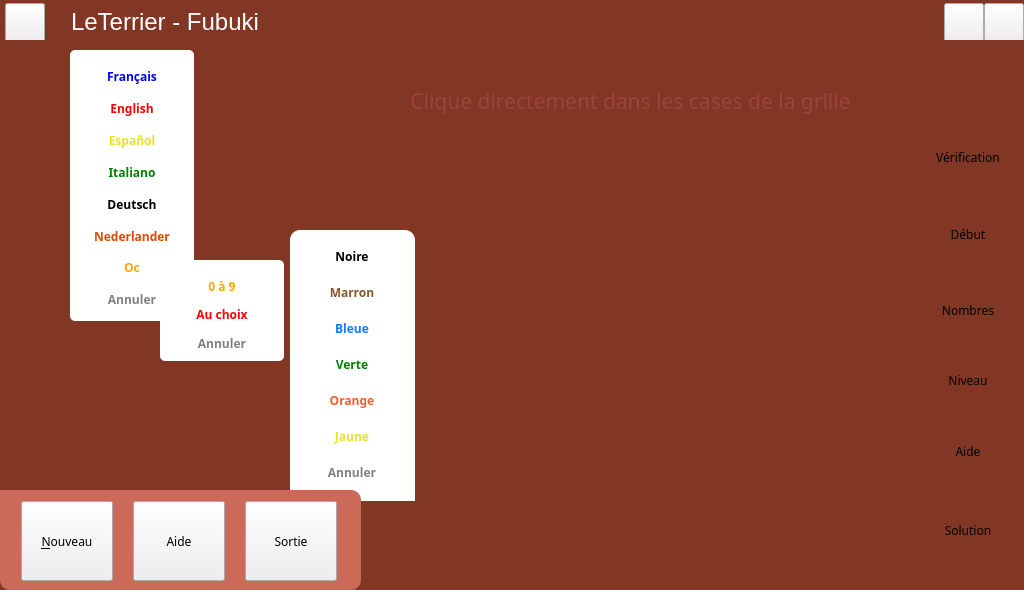
Before: the Qt Designer form mainwindow.ui in Txikilinux/leterrier-fubuki, drawn with Qt 5.
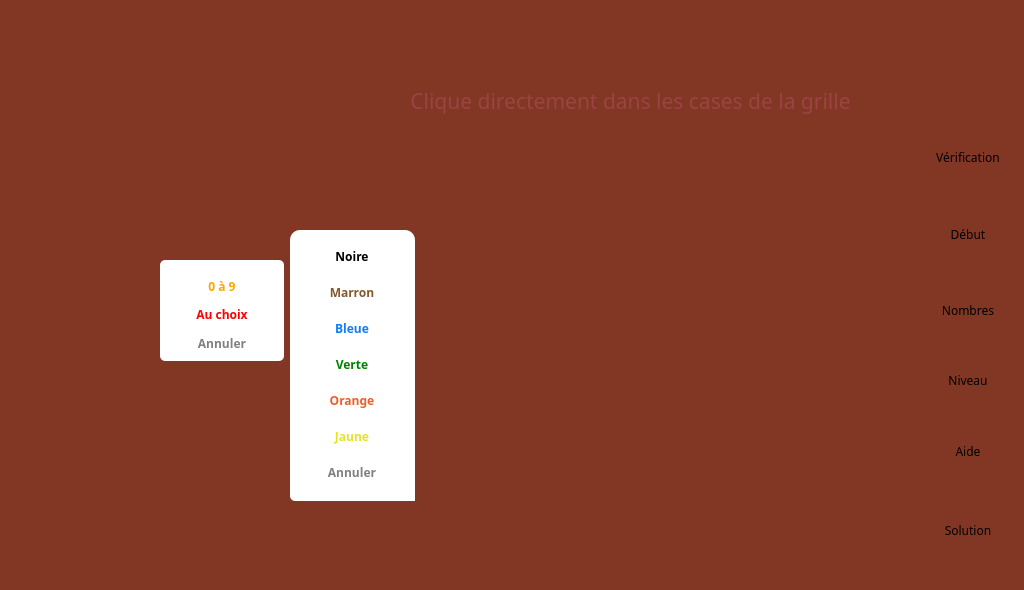
After: the same form once the commit is applied. Icons and pictures are not drawn. Custom widgets are drawn as their Qt base class.

Commit message: migration vers le menu feuille v1

Patch:
```diff
--- a/mainwindow.ui
+++ b/mainwindow.ui
@@ -37,15 +37,24 @@
 background-color:#813723;
 }</string>
    </property>
+   <layout class="QGridLayout" name="gridLayout">
+    <property name="leftMargin">
+     <number>0</number>
+    </property>
+    <property name="topMargin">
+     <number>0</number>
+    </property>
+    <property name="rightMargin">
+     <number>0</number>
+    </property>
+    <property name="bottomMargin">
+     <number>0</number>
+    </property>
+    <property name="spacing">
+     <number>0</number>
+    </property>
+    <item row="1" column="1">
    <widget class="QWidget" name="widgetContainer" native="true">
-    <property name="geometry">
-     <rect>
-      <x>0</x>
-      <y>0</y>
-      <width>1024</width>
-      <height>590</height>
-     </rect>
-    </property>
     <property name="minimumSize">
      <size>
       <width>1024</width>
@@ -69,22 +78,12 @@
       <number>0</number>
      </property>
      <item>
-      <widget class="QFrame" name="frmTop">
-       <property name="maximumSize">
-        <size>
-         <width>1024</width>
-         <height>40</height>
-        </size>
-       </property>
-       <property name="styleSheet">
-        <string notr="true">QFrame#frmTop {
-background-image: url(:/data/images/top);
-background-repeat: repeat-no;
-background-position: top right;
-}
-
-
-</string>
+        <widget class="AbulEduMenuFeuilleV1" name="frmMenuFeuille">
+         <property name="sizePolicy">
+          <sizepolicy hsizetype="Expanding" vsizetype="Expanding">
+           <horstretch>0</horstretch>
+           <verstretch>0</verstretch>
+          </sizepolicy>
        </property>
        <property name="frameShape">
         <enum>QFrame::NoFrame</enum>
@@ -92,285 +91,9 @@
        <property name="frameShadow">
         <enum>QFrame::Raised</enum>
        </property>
-       <layout class="QGridLayout" name="gridLayout_6">
-        <property name="margin">
+         <property name="lineWidth">
          <number>0</number>
         </property>
-        <property name="spacing">
-         <number>0</number>
-        </property>
-        <item row="1" column="1">
-         <widget class="AbulEduFlatBoutonV1" name="btnFeuille">
-          <property name="minimumSize">
-           <size>
-            <width>40</width>
-            <height>39</height>
-           </size>
-          </property>
-          <property name="maximumSize">
-           <size>
-            <width>40</width>
-            <height>39</height>
-           </size>
-          </property>
-          <property name="cursor">
-           <cursorShape>PointingHandCursor</cursorShape>
-          </property>
-          <property name="styleSheet">
-           <string notr="true">QPushButton &gt; *{color:red;}QPushButton{border: none; color:rgba(0,0,0,255);background-repeat: no-repeat;background-color:rgba(6,109,255,255);image-position: center;}:hover{color:rgba(0,0,255,255);background-color:rgba(7,146,235,0);image-position: center;}:pressed{color:rgba(0,0,255,255);background-color:rgba(7,146,235,0);image-position: center;}:disabled{border: none; color:rgba(160,160,164,255);background-color:rgba(0,0,0,0);image:none;image-position: center;}</string>
-          </property>
-          <property name="CouleurFondNormale" stdset="0">
-           <color>
-            <red>6</red>
-            <green>109</green>
-            <blue>255</blue>
-           </color>
-          </property>
-          <property name="CouleurFondSurvol" stdset="0">
-           <color alpha="0">
-            <red>7</red>
-            <green>146</green>
-            <blue>235</blue>
-           </color>
-          </property>
-          <property name="CouleurFondPressed" stdset="0">
-           <color alpha="0">
-            <red>7</red>
-            <green>146</green>
-            <blue>235</blue>
-           </color>
-          </property>
-          <property name="iconeNormale" stdset="0">
-           <string notr="true"/>
-          </property>
-         </widget>
-        </item>
-        <item row="1" column="5">
-         <widget class="AbulEduFlatBoutonV1" name="btnMinimized">
-          <property name="minimumSize">
-           <size>
-            <width>40</width>
-            <height>40</height>
-           </size>
-          </property>
-          <property name="maximumSize">
-           <size>
-            <width>40</width>
-            <height>40</height>
-           </size>
-          </property>
-          <property name="cursor">
-           <cursorShape>PointingHandCursor</cursorShape>
-          </property>
-          <property name="toolTip">
-           <string/>
-          </property>
-          <property name="whatsThis">
-           <string>new</string>
-          </property>
-          <property name="styleSheet">
-           <string notr="true">QPushButton &gt; *{color:red;}QPushButton{border: none; color:rgba(255,255,255,255);background-repeat: no-repeat;background-color:rgba(0,0,0,0);border-image:url(':/icones/new');image-position: center;}:hover{color:rgba(255,255,255,255);background-color:rgba(0,0,0,0);border-image:url(':/icones/newHover');image-position: center;}:pressed{color:rgba(255,255,255,255);background-color:rgba(255,255,255,50);image-position: center;}:disabled{border: none; color:rgba(160,160,164,255);background-color:rgba(0,0,0,0);image:none;image-position: center;}</string>
-          </property>
-          <property name="text">
-           <string/>
-          </property>
-          <property name="CouleurTexteNormale" stdset="0">
-           <color>
-            <red>255</red>
-            <green>255</green>
-            <blue>255</blue>
-           </color>
-          </property>
-          <property name="CouleurTexteSurvol" stdset="0">
-           <color>
-            <red>255</red>
-            <green>255</green>
-            <blue>255</blue>
-           </color>
-          </property>
-          <property name="CouleurTextePressed" stdset="0">
-           <color>
-            <red>255</red>
-            <green>255</green>
-            <blue>255</blue>
-           </color>
-          </property>
-          <property name="CouleurFondPressed" stdset="0">
-           <color alpha="50">
-            <red>6</red>
-            <green>109</green>
-            <blue>255</blue>
-           </color>
-          </property>
-          <property name="iconeNormale" stdset="0">
-           <string notr="true">:/data/images/showMinimized</string>
-          </property>
-          <property name="IconeSurvol" stdset="0">
-           <string notr="true"/>
-          </property>
-         </widget>
-        </item>
-        <item row="1" column="6">
-         <widget class="AbulEduFlatBoutonV1" name="btnFullScreen">
-          <property name="minimumSize">
-           <size>
-            <width>40</width>
-            <height>40</height>
-           </size>
-          </property>
-          <property name="maximumSize">
-           <size>
-            <width>40</width>
-            <height>40</height>
-           </size>
-          </property>
-          <property name="cursor">
-           <cursorShape>PointingHandCursor</cursorShape>
-          </property>
-          <property name="toolTip">
-           <string/>
-          </property>
-          <property name="whatsThis">
-           <string>new</string>
-          </property>
-          <property name="styleSheet">
-           <string notr="true">QPushButton &gt; *{color:red;}QPushButton{border: none; color:rgba(255,255,255,255);background-repeat: no-repeat;background-color:rgba(0,0,0,0);border-image:url(':/icones/new');image-position: center;}:hover{color:rgba(255,255,255,255);background-color:rgba(0,0,0,0);border-image:url(':/icones/newHover');image-position: center;}:pressed{color:rgba(255,255,255,255);background-color:rgba(255,255,255,50);image-position: center;}:disabled{border: none; color:rgba(160,160,164,255);background-color:rgba(0,0,0,0);image:none;image-position: center;}</string>
-          </property>
-          <property name="text">
-           <string/>
-          </property>
-          <property name="CouleurTexteNormale" stdset="0">
-           <color>
-            <red>255</red>
-            <green>255</green>
-            <blue>255</blue>
-           </color>
-          </property>
-          <property name="CouleurTexteSurvol" stdset="0">
-           <color>
-            <red>255</red>
-            <green>255</green>
-            <blue>255</blue>
-           </color>
-          </property>
-          <property name="CouleurTextePressed" stdset="0">
-           <color>
-            <red>255</red>
-            <green>255</green>
-            <blue>255</blue>
-           </color>
-          </property>
-          <property name="CouleurFondPressed" stdset="0">
-           <color alpha="50">
-            <red>6</red>
-            <green>109</green>
-            <blue>255</blue>
-           </color>
-          </property>
-          <property name="iconeNormale" stdset="0">
-           <string notr="true">:/data/images/showMaximized</string>
-          </property>
-          <property name="IconeSurvol" stdset="0">
-           <string notr="true"/>
-          </property>
-         </widget>
-        </item>
-        <item row="1" column="2">
-         <widget class="QLabel" name="lblTitre">
-          <property name="font">
-           <font>
-            <pointsize>-1</pointsize>
-           </font>
-          </property>
-          <property name="cursor">
-           <cursorShape>ArrowCursor</cursorShape>
-          </property>
-          <property name="styleSheet">
-           <string notr="true">QLabel {
-padding-left:20px;
-color:white;
-font-size:24px;
-}</string>
-          </property>
-          <property name="text">
-           <string>LeTerrier - Fubuki</string>
-          </property>
-         </widget>
-        </item>
-        <item row="1" column="0">
-         <spacer name="horizontalSpacer">
-          <property name="orientation">
-           <enum>Qt::Horizontal</enum>
-          </property>
-          <property name="sizeType">
-           <enum>QSizePolicy::Fixed</enum>
-          </property>
-          <property name="sizeHint" stdset="0">
-           <size>
-            <width>5</width>
-            <height>20</height>
-           </size>
-          </property>
-         </spacer>
-        </item>
-        <item row="0" column="6">
-         <spacer name="verticalSpacer">
-          <property name="orientation">
-           <enum>Qt::Vertical</enum>
-          </property>
-          <property name="sizeType">
-           <enum>QSizePolicy::Fixed</enum>
-          </property>
-          <property name="sizeHint" stdset="0">
-           <size>
-            <width>20</width>
-            <height>3</height>
-           </size>
-          </property>
-         </spacer>
-        </item>
-        <item row="1" column="3">
-         <widget class="AbulEduFlatBoutonV1" name="btnLanguages">
-          <property name="minimumSize">
-           <size>
-            <width>48</width>
-            <height>29</height>
-           </size>
-          </property>
-          <property name="maximumSize">
-           <size>
-            <width>48</width>
-            <height>29</height>
-           </size>
-          </property>
-          <property name="cursor">
-           <cursorShape>PointingHandCursor</cursorShape>
-          </property>
-          <property name="text">
-           <string/>
-          </property>
-          <property name="flat">
-           <bool>true</bool>
-          </property>
-         </widget>
-        </item>
-        <item row="1" column="4">
-         <spacer name="horizontalSpacer_2">
-          <property name="orientation">
-           <enum>Qt::Horizontal</enum>
-          </property>
-          <property name="sizeType">
-           <enum>QSizePolicy::Fixed</enum>
-          </property>
-          <property name="sizeHint" stdset="0">
-           <size>
-            <width>25</width>
-            <height>20</height>
-           </size>
-          </property>
-         </spacer>
-        </item>
-       </layout>
       </widget>
      </item>
      <item>
@@ -2128,249 +1851,6 @@
           </item>
          </layout>
         </widget>
-        <widget class="QFrame" name="frmButtons">
-         <property name="geometry">
-          <rect>
-           <x>0</x>
-           <y>450</y>
-           <width>361</width>
-           <height>100</height>
-          </rect>
-         </property>
-         <property name="whatsThis">
-          <string>frmB</string>
-         </property>
-         <property name="styleSheet">
-          <string notr="true">QFrame#frmButtons {
-background-color:rgba(203,106,89,255);
-border-top-left-radius: 0px;
-border-top-right-radius: 10px;
-border-bottom-right-radius: 10px;
-border-bottom-left-radius: 10px;
-}</string>
-         </property>
-         <property name="frameShape">
-          <enum>QFrame::StyledPanel</enum>
-         </property>
-         <property name="frameShadow">
-          <enum>QFrame::Raised</enum>
-         </property>
-         <layout class="QGridLayout" name="gridLayout_7">
-          <property name="horizontalSpacing">
-           <number>10</number>
-          </property>
-          <item row="0" column="0">
-           <widget class="AbulEduFlatBoutonV1" name="btnNouveau">
-            <property name="minimumSize">
-             <size>
-              <width>64</width>
-              <height>80</height>
-             </size>
-            </property>
-            <property name="maximumSize">
-             <size>
-              <width>92</width>
-              <height>92</height>
-             </size>
-            </property>
-            <property name="font">
-             <font>
-              <family>Andika Basic</family>
-             </font>
-            </property>
-            <property name="cursor">
-             <cursorShape>PointingHandCursor</cursorShape>
-            </property>
-            <property name="toolTip">
-             <string/>
-            </property>
-            <property name="whatsThis">
-             <string>new</string>
-            </property>
-            <property name="styleSheet">
-             <string notr="true">QPushButton &gt; *{color:red;}QPushButton{border: none; color:rgba(255,255,255,255);background-repeat: no-repeat;background-color:rgba(0,0,0,0);border-image:url(':/icones/new');image-position: center;}:hover{color:rgba(255,255,255,255);background-color:rgba(0,0,0,0);border-image:url(':/icones/newHover');image-position: center;}:pressed{color:rgba(255,255,255,255);background-color:rgba(255,255,255,50);image-position: center;}:disabled{border: none; color:rgba(160,160,164,255);background-color:rgba(0,0,0,0);image:none;image-position: center;}</string>
-            </property>
-            <property name="text">
-             <string>&amp;Nouveau</string>
-            </property>
-            <property name="CouleurTexteNormale" stdset="0">
-             <color>
-              <red>255</red>
-              <green>255</green>
-              <blue>255</blue>
-             </color>
-            </property>
-            <property name="CouleurTexteSurvol" stdset="0">
-             <color>
-              <red>255</red>
-              <green>255</green>
-              <blue>255</blue>
-             </color>
-            </property>
-            <property name="CouleurTextePressed" stdset="0">
-             <color>
-              <red>255</red>
-              <green>255</green>
-              <blue>255</blue>
-             </color>
-            </property>
-            <property name="CouleurFondPressed" stdset="0">
-             <color alpha="50">
-              <red>255</red>
-              <green>255</green>
-              <blue>255</blue>
-             </color>
-            </property>
-            <property name="iconeNormale" stdset="0">
-             <string notr="true">:/data/images/nouveau</string>
-            </property>
-            <property name="IconeSurvol" stdset="0">
-             <string notr="true">:/data/images/nouveauHover</string>
-            </property>
-           </widget>
-          </item>
-          <item row="0" column="1">
-           <widget class="AbulEduFlatBoutonV1" name="btnAideFeuille">
-            <property name="minimumSize">
-             <size>
-              <width>64</width>
-              <height>80</height>
-             </size>
-            </property>
-            <property name="maximumSize">
-             <size>
-              <width>92</width>
-              <height>92</height>
-             </size>
-            </property>
-            <property name="font">
-             <font>
-              <family>Andika Basic</family>
-             </font>
-            </property>
-            <property name="cursor">
-             <cursorShape>PointingHandCursor</cursorShape>
-            </property>
-            <property name="toolTip">
-             <string/>
-            </property>
-            <property name="whatsThis">
-             <string>new</string>
-            </property>
-            <property name="styleSheet">
-             <string notr="true">QPushButton &gt; *{color:red;}QPushButton{border: none; color:rgba(255,255,255,255);background-repeat: no-repeat;background-color:rgba(0,0,0,0);border-image:url(':/icones/new');image-position: center;}:hover{color:rgba(255,255,255,255);background-color:rgba(0,0,0,0);border-image:url(':/icones/newHover');image-position: center;}:pressed{color:rgba(255,255,255,255);background-color:rgba(255,255,255,50);image-position: center;}:disabled{border: none; color:rgba(160,160,164,255);background-color:rgba(0,0,0,0);image:none;image-position: center;}</string>
-            </property>
-            <property name="text">
-             <string>Aide</string>
-            </property>
-            <property name="CouleurTexteNormale" stdset="0">
-             <color>
-              <red>255</red>
-              <green>255</green>
-              <blue>255</blue>
-             </color>
-            </property>
-            <property name="CouleurTexteSurvol" stdset="0">
-             <color>
-              <red>255</red>
-              <green>255</green>
-              <blue>255</blue>
-             </color>
-            </property>
-            <property name="CouleurTextePressed" stdset="0">
-             <color>
-              <red>255</red>
-              <green>255</green>
-              <blue>255</blue>
-             </color>
-            </property>
-            <property name="CouleurFondPressed" stdset="0">
-             <color alpha="50">
-              <red>255</red>
-              <green>255</green>
-              <blue>255</blue>
-             </color>
-            </property>
-            <property name="iconeNormale" stdset="0">
-             <string notr="true">:/data/images/aide</string>
-            </property>
-            <property name="IconeSurvol" stdset="0">
-             <string notr="true">:/data/images/aideHover</string>
-            </property>
-           </widget>
-          </item>
-          <item row="0" column="2">
-           <widget class="AbulEduFlatBoutonV1" name="btnSortie">
-            <property name="minimumSize">
-             <size>
-              <width>64</width>
-              <height>80</height>
-             </size>
-            </property>
-            <property name="maximumSize">
-             <size>
-              <width>92</width>
-              <height>92</height>
-             </size>
-            </property>
-            <property name="font">
-             <font>
-              <family>Andika Basic</family>
-             </font>
-            </property>
-            <property name="cursor">
-             <cursorShape>PointingHandCursor</cursorShape>
-            </property>
-            <property name="toolTip">
-             <string/>
-            </property>
-            <property name="whatsThis">
-             <string>new</string>
-            </property>
-            <property name="styleSheet">
-             <string notr="true">QPushButton &gt; *{color:red;}QPushButton{border: none; color:rgba(255,255,255,255);background-repeat: no-repeat;background-color:rgba(0,0,0,0);border-image:url(':/icones/new');image-position: center;}:hover{color:rgba(255,255,255,255);background-color:rgba(0,0,0,0);border-image:url(':/icones/newHover');image-position: center;}:pressed{color:rgba(255,255,255,255);background-color:rgba(255,255,255,50);image-position: center;}:disabled{border: none; color:rgba(160,160,164,255);background-color:rgba(0,0,0,0);image:none;image-position: center;}</string>
-            </property>
-            <property name="text">
-             <string>Sortie</string>
-            </property>
-            <property name="CouleurTexteNormale" stdset="0">
-             <color>
-              <red>255</red>
-              <green>255</green>
-              <blue>255</blue>
-             </color>
-            </property>
-            <property name="CouleurTexteSurvol" stdset="0">
-             <color>
-              <red>255</red>
-              <green>255</green>
-              <blue>255</blue>
-             </color>
-            </property>
-            <property name="CouleurTextePressed" stdset="0">
-             <color>
-              <red>255</red>
-              <green>255</green>
-              <blue>255</blue>
-             </color>
-            </property>
-            <property name="CouleurFondPressed" stdset="0">
-             <color alpha="50">
-              <red>255</red>
-              <green>255</green>
-              <blue>255</blue>
-             </color>
-            </property>
-            <property name="iconeNormale" stdset="0">
-             <string notr="true">:/data/images/sortie</string>
-            </property>
-            <property name="IconeSurvol" stdset="0">
-             <string notr="true">:/data/images/sortieHover</string>
-            </property>
-           </widget>
-          </item>
-         </layout>
-        </widget>
         <widget class="QLabel" name="lblLevel">
          <property name="geometry">
           <rect>
@@ -2387,305 +1867,6 @@
           <pixmap resource="Fubuki.qrc">:/data/images/belt0</pixmap>
          </property>
         </widget>
-        <widget class="QFrame" name="frmChoixLangues">
-         <property name="geometry">
-          <rect>
-           <x>70</x>
-           <y>10</y>
-           <width>124</width>
-           <height>271</height>
-          </rect>
-         </property>
-         <property name="styleSheet">
-          <string notr="true">background-color: #ffffff;
-border-radius:5px;</string>
-         </property>
-         <property name="frameShape">
-          <enum>QFrame::StyledPanel</enum>
-         </property>
-         <property name="frameShadow">
-          <enum>QFrame::Raised</enum>
-         </property>
-         <layout class="QGridLayout" name="gridLayout_8">
-          <item row="13" column="0">
-           <widget class="AbulEduFlatBoutonV1" name="btnLangueAnnuler">
-            <property name="minimumSize">
-             <size>
-              <width>100</width>
-              <height>30</height>
-             </size>
-            </property>
-            <property name="maximumSize">
-             <size>
-              <width>100</width>
-              <height>30</height>
-             </size>
-            </property>
-            <property name="font">
-             <font>
-              <family>Andika Basic</family>
-              <weight>75</weight>
-              <bold>true</bold>
-             </font>
-            </property>
-            <property name="cursor">
-             <cursorShape>PointingHandCursor</cursorShape>
-            </property>
-            <property name="styleSheet">
-             <string notr="true">color:gray;</string>
-            </property>
-            <property name="text">
-             <string>Annuler</string>
-            </property>
-           </widget>
-          </item>
-          <item row="8" column="0">
-           <widget class="AbulEduFlatBoutonV1" name="btnOc">
-            <property name="minimumSize">
-             <size>
-              <width>100</width>
-              <height>30</height>
-             </size>
-            </property>
-            <property name="maximumSize">
-             <size>
-              <width>100</width>
-              <height>30</height>
-             </size>
-            </property>
-            <property name="font">
-             <font>
-              <family>Andika Basic</family>
-              <weight>75</weight>
-              <bold>true</bold>
-             </font>
-            </property>
-            <property name="cursor">
-             <cursorShape>PointingHandCursor</cursorShape>
-            </property>
-            <property name="whatsThis">
-             <string notr="true">oc</string>
-            </property>
-            <property name="styleSheet">
-             <string notr="true">color:orange</string>
-            </property>
-            <property name="text">
-             <string>Oc</string>
-            </property>
-           </widget>
-          </item>
-          <item row="6" column="0">
-           <widget class="AbulEduFlatBoutonV1" name="btnDe">
-            <property name="minimumSize">
-             <size>
-              <width>100</width>
-              <height>30</height>
-             </size>
-            </property>
-            <property name="maximumSize">
-             <size>
-              <width>100</width>
-              <height>30</height>
-             </size>
-            </property>
-            <property name="font">
-             <font>
-              <family>Andika Basic</family>
-              <weight>75</weight>
-              <bold>true</bold>
-             </font>
-            </property>
-            <property name="cursor">
-             <cursorShape>PointingHandCursor</cursorShape>
-            </property>
-            <property name="whatsThis">
-             <string notr="true">de</string>
-            </property>
-            <property name="styleSheet">
-             <string notr="true">color:black</string>
-            </property>
-            <property name="text">
-             <string>Deutsch</string>
-            </property>
-           </widget>
-          </item>
-          <item row="2" column="0">
-           <widget class="AbulEduFlatBoutonV1" name="btnFr">
-            <property name="minimumSize">
-             <size>
-              <width>100</width>
-              <height>30</height>
-             </size>
-            </property>
-            <property name="maximumSize">
-             <size>
-              <width>100</width>
-              <height>30</height>
-             </size>
-            </property>
-            <property name="font">
-             <font>
-              <family>Andika Basic</family>
-              <weight>75</weight>
-              <bold>true</bold>
-             </font>
-            </property>
-            <property name="cursor">
-             <cursorShape>PointingHandCursor</cursorShape>
-            </property>
-            <property name="whatsThis">
-             <string notr="true">fr</string>
-            </property>
-            <property name="styleSheet">
-             <string notr="true">color: blue;</string>
-            </property>
-            <property name="text">
-             <string>Français</string>
-            </property>
-           </widget>
-          </item>
-          <item row="3" column="0">
-           <widget class="AbulEduFlatBoutonV1" name="btnEn">
-            <property name="minimumSize">
-             <size>
-              <width>100</width>
-              <height>30</height>
-             </size>
-            </property>
-            <property name="maximumSize">
-             <size>
-              <width>100</width>
-              <height>30</height>
-             </size>
-            </property>
-            <property name="font">
-             <font>
-              <family>Andika Basic</family>
-              <weight>75</weight>
-              <bold>true</bold>
-             </font>
-            </property>
-            <property name="cursor">
-             <cursorShape>PointingHandCursor</cursorShape>
-            </property>
-            <property name="whatsThis">
-             <string notr="true">en</string>
-            </property>
-            <property name="styleSheet">
-             <string notr="true">color:red</string>
-            </property>
-            <property name="text">
-             <string>English</string>
-            </property>
-           </widget>
-          </item>
-          <item row="4" column="0">
-           <widget class="AbulEduFlatBoutonV1" name="btnEs">
-            <property name="minimumSize">
-             <size>
-              <width>100</width>
-              <height>30</height>
-             </size>
-            </property>
-            <property name="maximumSize">
-             <size>
-              <width>100</width>
-              <height>30</height>
-             </size>
-            </property>
-            <property name="font">
-             <font>
-              <family>Andika Basic</family>
-              <weight>75</weight>
-              <bold>true</bold>
-             </font>
-            </property>
-            <property name="cursor">
-             <cursorShape>PointingHandCursor</cursorShape>
-            </property>
-            <property name="whatsThis">
-             <string notr="true">es</string>
-            </property>
-            <property name="styleSheet">
-             <string notr="true">color:#e8e226;</string>
-            </property>
-            <property name="text">
-             <string>Español</string>
-            </property>
-           </widget>
-          </item>
-          <item row="5" column="0">
-           <widget class="AbulEduFlatBoutonV1" name="btnIt">
-            <property name="minimumSize">
-             <size>
-              <width>100</width>
-              <height>30</height>
-             </size>
-            </property>
-            <property name="maximumSize">
-             <size>
-              <width>100</width>
-              <height>30</height>
-             </size>
-            </property>
-            <property name="font">
-             <font>
-              <family>Andika Basic</family>
-              <weight>75</weight>
-              <bold>true</bold>
-             </font>
-            </property>
-            <property name="cursor">
-             <cursorShape>PointingHandCursor</cursorShape>
-            </property>
-            <property name="whatsThis">
-             <string notr="true">it</string>
-            </property>
-            <property name="styleSheet">
-             <string notr="true">color:green</string>
-            </property>
-            <property name="text">
-             <string>Italiano</string>
-            </property>
-           </widget>
-          </item>
-          <item row="7" column="0">
-           <widget class="AbulEduFlatBoutonV1" name="btnNl">
-            <property name="minimumSize">
-             <size>
-              <width>100</width>
-              <height>30</height>
-             </size>
-            </property>
-            <property name="maximumSize">
-             <size>
-              <width>100</width>
-              <height>30</height>
-             </size>
-            </property>
-            <property name="font">
-             <font>
-              <family>Andika Basic</family>
-              <weight>75</weight>
-              <bold>true</bold>
-             </font>
-            </property>
-            <property name="cursor">
-             <cursorShape>PointingHandCursor</cursorShape>
-            </property>
-            <property name="whatsThis">
-             <string notr="true">de</string>
-            </property>
-            <property name="styleSheet">
-             <string notr="true">color:#dd4900</string>
-            </property>
-            <property name="text">
-             <string>Nederlander</string>
-            </property>
-           </widget>
-          </item>
-         </layout>
-        </widget>
         <widget class="QLabel" name="lblIndicationNiveauNoir">
          <property name="geometry">
           <rect>
@@ -2756,6 +1937,60 @@
      </item>
     </layout>
    </widget>
+    </item>
+    <item row="1" column="2">
+     <spacer name="horizontalSpacerGlobalRight">
+      <property name="orientation">
+       <enum>Qt::Horizontal</enum>
+      </property>
+      <property name="sizeHint" stdset="0">
+       <size>
+        <width>0</width>
+        <height>0</height>
+       </size>
+      </property>
+     </spacer>
+    </item>
+    <item row="0" column="1">
+     <spacer name="verticalSpacerGLobalTop">
+      <property name="orientation">
+       <enum>Qt::Vertical</enum>
+      </property>
+      <property name="sizeHint" stdset="0">
+       <size>
+        <width>0</width>
+        <height>0</height>
+       </size>
+      </property>
+     </spacer>
+    </item>
+    <item row="1" column="0">
+     <spacer name="horizontalSpacerGlobalLeft">
+      <property name="orientation">
+       <enum>Qt::Horizontal</enum>
+      </property>
+      <property name="sizeHint" stdset="0">
+       <size>
+        <width>0</width>
+        <height>0</height>
+       </size>
+      </property>
+     </spacer>
+    </item>
+    <item row="2" column="1">
+     <spacer name="verticalSpacerGLobalBottom">
+      <property name="orientation">
+       <enum>Qt::Vertical</enum>
+      </property>
+      <property name="sizeHint" stdset="0">
+       <size>
+        <width>0</width>
+        <height>0</height>
+       </size>
+      </property>
+     </spacer>
+    </item>
+   </layout>
   </widget>
   <action name="actionQuitter">
    <property name="text">
@@ -2823,6 +2058,12 @@
    <header>abuledustackedwidgetv1.h</header>
    <container>1</container>
   </customwidget>
+  <customwidget>
+   <class>AbulEduMenuFeuilleV1</class>
+   <extends>QFrame</extends>
+   <header>abuledumenufeuillev1.h</header>
+   <container>1</container>
+  </customwidget>
  </customwidgets>
  <tabstops>
   <tabstop>btnCase0</tabstop>
```
Left out of the diff: 41 changed lines with no effect on the pictures. Lines whose indentation alone changed are shown as unchanged. The commit also changes 49 other files.
